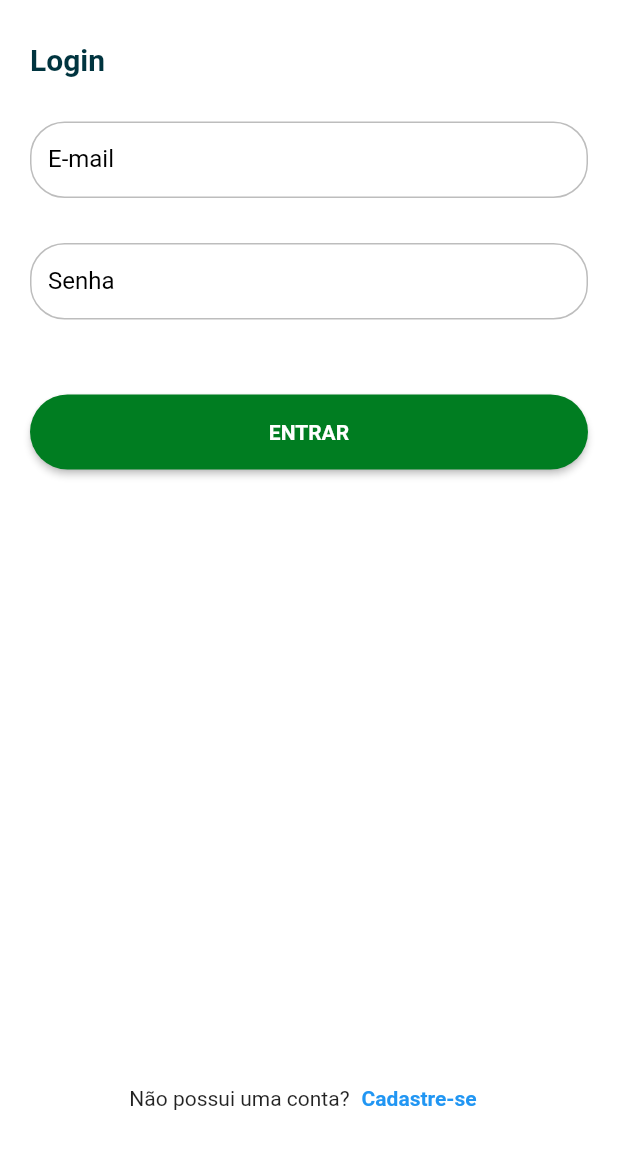
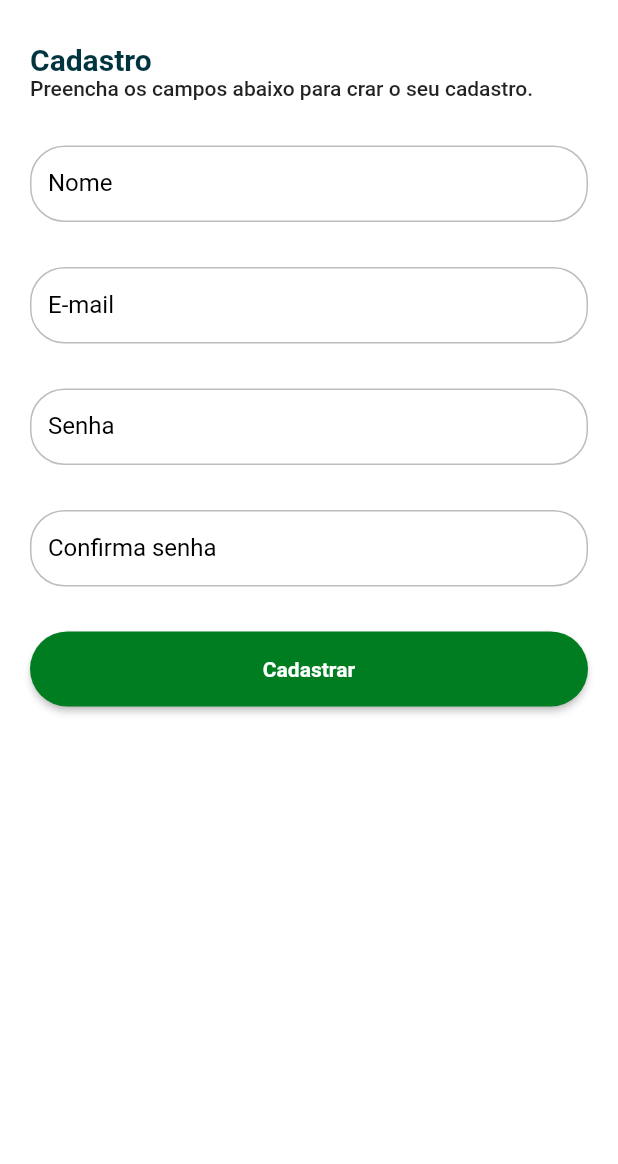
Before and after one commit to osvaldinei/vakinha_burger_mobile, a Flutter app: the LoginPage screen opened by its route, after a tap on "Cadastre-se", on a phone screen of 412 x 824 dp, the part 72-1236 px from its top. Run offline on Flutter 3.47's test engine with Material 2 defaults, Android fonts, the phone set to English and light mode, and no system bars; our stand-ins replace get; Roboto replaces fonts that are missing (mplus1).

Commit message:
Criada tela de registro

```diff
--- a/lib/app/modules/splash/auth/login/login_page.dart
+++ b/lib/app/modules/splash/auth/login/login_page.dart
@@ -63,7 +63,9 @@ class LoginPage extends StatelessWidget {
                           children: [
                             const Text('Não possui uma conta?'),
                             TextButton(
-                              onPressed: () {},
+                              onPressed: () {
+                                Get.toNamed('/auth/register');
+                              },
                               child: const Text(
                                 'Cadastre-se',
                                 style: VakinhaUi.textBold,
--- /dev/null
+++ b/lib/app/modules/splash/auth/register/register_page.dart
@@ -0,0 +1,82 @@
+import 'package:flutter/material.dart';
+import 'package:get/get_utils/src/extensions/context_extensions.dart';
+import 'package:vakinha_burger_mobile/app/core/ui/vakinha_ui.dart';
+import 'package:vakinha_burger_mobile/app/core/ui/widgets/vakinha_appbar.dart';
+import 'package:vakinha_burger_mobile/app/core/ui/widgets/vakinha_button.dart';
+import 'package:vakinha_burger_mobile/app/core/ui/widgets/vakinha_textformfield.dart';
+
+class RegisterPage extends StatelessWidget {
+  const RegisterPage({Key? key}) : super(key: key);
+
+  @override
+  Widget build(BuildContext context) {
+    return Scaffold(
+      appBar: VakinhaAppbar(
+        elevation: 0,
+      ),
+      backgroundColor: Colors.white,
+      body: SingleChildScrollView(
+        child: IntrinsicHeight(
+          child: Padding(
+            padding: const EdgeInsets.all(20.0),
+            child: Form(
+              child: Column(
+                crossAxisAlignment: CrossAxisAlignment.start,
+                children: [
+                  Text(
+                    'Cadastro',
+                    style: context.textTheme.headline6?.copyWith(
+                      fontWeight: FontWeight.bold,
+                      color: context.theme.primaryColorDark,
+                    ),
+                  ),
+                  Text(
+                    'Preencha os campos abaixo para crar o seu cadastro.',
+                    style: context.textTheme.bodyText1?.copyWith(),
+                  ),
+
+                  const SizedBox(
+                    height: 30,
+                  ),
+                  const VakinhaTextformfield(label: 'Nome'),
+
+                  const SizedBox(
+                    height: 30,
+                  ),
+                  const VakinhaTextformfield(label: 'E-mail'),
+
+                  const SizedBox(
+                    height: 30,
+                  ),
+                  const VakinhaTextformfield(
+                    label: 'Senha',
+                    obscureText: true,
+                  ),
+
+                  const SizedBox(
+                    height: 30,
+                  ),
+                  const VakinhaTextformfield(
+                    label: 'Confirma senha',
+                    obscureText: true,
+                  ),
+
+                  const SizedBox(
+                    height: 30,
+                  ),
+                  Center(
+                    child: VakinhaButton(
+                        width: double.infinity,
+                        label: 'Cadastrar',
+                        onPressed: () {}),
+                  ),
+
+                ],
+              ),
+            ),
+          ),
+        ),
+      ),
+    );
+  }
+}
--- a/lib/app/routes/auth_routers.dart
+++ b/lib/app/routes/auth_routers.dart
@@ -1,5 +1,6 @@
 import 'package:get/get.dart';
 import 'package:vakinha_burger_mobile/app/modules/splash/auth/login/login_page.dart';
+import 'package:vakinha_burger_mobile/app/modules/splash/auth/register/register_page.dart';
 
 class AuthRouters {
   AuthRouters._();
@@ -8,6 +9,10 @@ class AuthRouters {
     GetPage(
       name: '/auth/login',
       page: () => const LoginPage(),
+    ),
+    GetPage(
+      name: '/auth/register',
+      page: () => const RegisterPage(),
     )
   ];
 }
```
